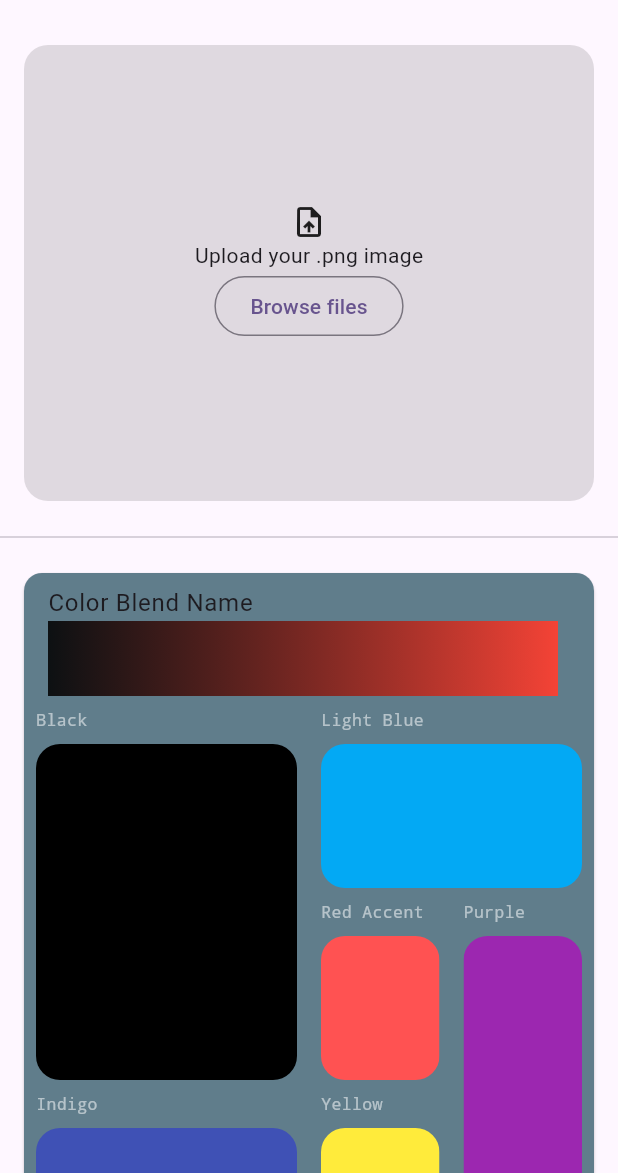
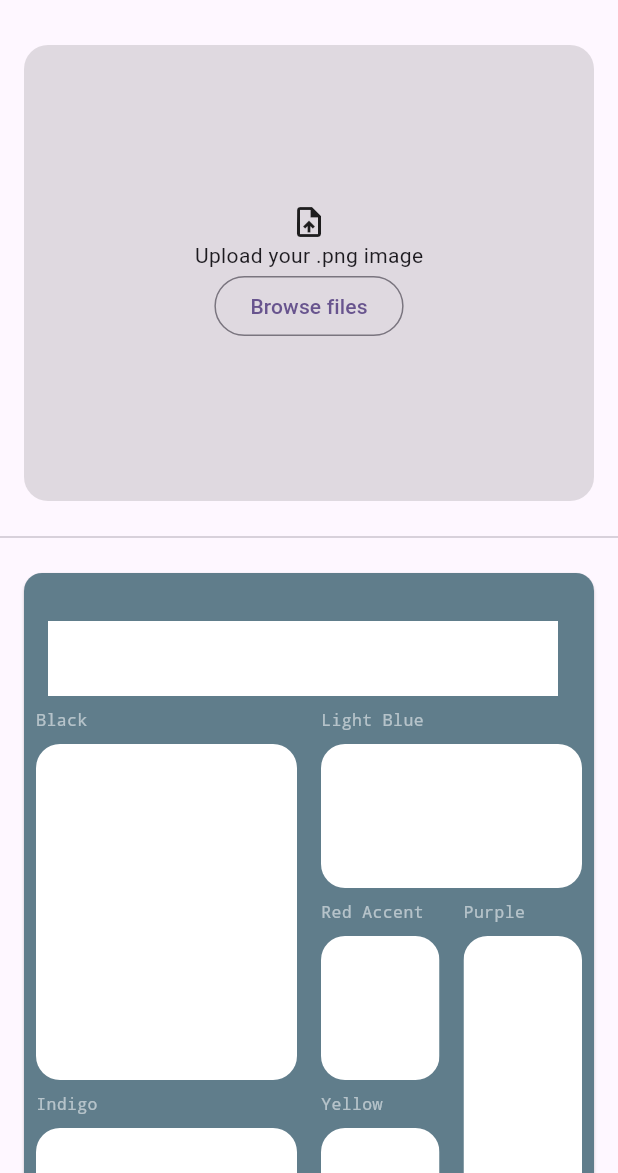
Before and after one commit to emmanuelCode/shade-craft, a Flutter app: the screen it shows after launch, after a tap on "Browse files", on a phone screen of 412 x 824 dp, the part 63-1236 px from its top. Run offline on Flutter 3.47's test engine with Material 3 defaults, Android fonts, the phone set to English and light mode, and no system bars; our stand-ins replace firebase_ai, firebase_core, flutter_riverpod, freezed_annotation, image_picker, riverpod_annotation; missing offline and left inert: gemini_nano_android; accounts and stored records are empty; generated files the repository leaves out were written again.

Commit message:
chore: completed the color palette ai request in the repository and link it with the view

```diff
--- a/lib/feature/generate_color/intent/color_palette_intent.dart
+++ b/lib/feature/generate_color/intent/color_palette_intent.dart
@@ -1,3 +1,4 @@
+import 'package:image_picker/image_picker.dart';
 import 'package:riverpod_annotation/riverpod_annotation.dart';
 import 'package:shade_craft/core/data/generative_ai_repository.dart';
 import 'package:shade_craft/feature/generate_color/view/color_palette_view_event.dart';
@@ -9,27 +10,36 @@ part 'color_palette_intent.g.dart';
 @riverpod
 class ColorPaletteIntentFactory extends _$ColorPaletteIntentFactory {
   late final GeminiRepository geminiRepository;
-
+  late final picker = ImagePicker();
 
   @override
-ColorPaletteEntity build() {
+  Future<ColorPaletteEntity> build() {
     geminiRepository = GeminiRepository();
-  return ColorPaletteEntity(
+    return Future.value(ColorPaletteEntity(
       name: '',
-    colors: ['#FFFFF'],
+      colors: [
+        '0xffffffff',
+        '0xffffffff',
+        '0xffffffff',
+        '0xffffffff',
+        '0xffffffff',
+        '0xffffffff',
+        '0xffffffff',
+      ],
       description: '',
-  );
+    ));
   }
 
-void toIntent( ColorPaletteViewEvent colorPaletteViewEvent){
+  void toIntent(ColorPaletteViewEvent colorPaletteViewEvent) async {
     switch (colorPaletteViewEvent) {
+      case PickImage():
+        final XFile? image = await picker.pickImage(
+          source: ImageSource.gallery,
+        );
+        final imageBytes = await image!.readAsBytes();
 
-    case PickImage():
-
+       state = await AsyncValue.guard(() => geminiRepository.getColorPalette(imageBytes));
+       // state = await geminiRepository.getColorPalette(imageBytes);
     }
-
-
   }
-
-
 }
--- a/lib/feature/generate_color/view/color_palette_screen.dart
+++ b/lib/feature/generate_color/view/color_palette_screen.dart
@@ -1,4 +1,8 @@
 import 'package:flutter/material.dart';
+import 'package:flutter_riverpod/flutter_riverpod.dart';
+import 'package:shade_craft/feature/generate_color/intent/color_palette_intent.dart';
+
+import 'color_palette_view_event.dart';
 
 class ColorPaletteScreen extends StatelessWidget {
   const ColorPaletteScreen({super.key});
@@ -16,13 +20,15 @@ class ColorPaletteScreen extends StatelessWidget {
   }
 }
 
-class ImageInput extends StatelessWidget {
+class ImageInput extends ConsumerWidget {
   const ImageInput({super.key});
 
   @override
-  Widget build(BuildContext context) {
+  Widget build(BuildContext context, WidgetRef ref) {
+        var action = ref.read(colorPaletteIntentFactoryProvider.notifier);
+
+
     return Container(
-      //padding: const EdgeInsets.all(16.0),
       margin: EdgeInsets.all(16.0),
       clipBehavior: Clip.antiAlias,
       decoration: BoxDecoration(
@@ -38,7 +44,9 @@ class ImageInput extends StatelessWidget {
           children: [
             Icon(Icons.upload_file),
             Text('Upload your .png image'),
-            OutlinedButton(onPressed: () {}, child: Text('Browse files')),
+            OutlinedButton(onPressed: () => action.toIntent(PickImage()) ,
+
+            child: Text('Browse files')),
           ],
         ),
       ),
@@ -46,39 +54,49 @@ class ImageInput extends StatelessWidget {
   }
 }
 
-class ColorsInfoCard extends StatelessWidget {
+class ColorsInfoCard extends ConsumerWidget {
   const ColorsInfoCard({super.key});
 
   @override
-  Widget build(BuildContext context) {
-    return Card(
+  Widget build(BuildContext context, WidgetRef ref) {
+    var state = ref.watch(colorPaletteIntentFactoryProvider);
+
+  return state.when(
+    loading: () => const Center(child: CircularProgressIndicator()),
+    error: (error, stackTrace) => Text(error.toString()),
+    data: (data) => Card(
       color: Colors.blueGrey,
       margin: EdgeInsets.all(16.0),
       child: Column(
         children: [
           ListTile(
-            title: Text('Color Blend Name'),
-
+            title: Text(data.name),
             subtitle: Container(
               height: 50,
               decoration: BoxDecoration(
                 gradient: LinearGradient(
                   begin: AlignmentGeometry.centerLeft,
                   end: AlignmentGeometry.centerRight,
-                  colors: [Colors.black87, Colors.red],
+                  colors: data.colors.map((color) => Color(int.parse(color))).toList(),
                 ),
               ),
             ),
           ),
-          ColorPalette(),
+          ColorPalette(colors: data.colors),
+
+          Text(data.description),
         ],
       ),
-    );
-  }
+    ),
+  );
+
+}
+
 }
 
 class ColorPalette extends StatelessWidget {
-  const ColorPalette({super.key});
+  final List<String> colors;
+  const ColorPalette({required this.colors, super.key});
 
   @override
   Widget build(BuildContext context) {
@@ -94,15 +112,15 @@ class ColorPalette extends StatelessWidget {
                 Expanded(
                   child: Column(
                     children: [
-                      Expanded(flex: 2, child: _Swatch(Colors.black, 'Black')),
-                      Expanded(child: _Swatch(Colors.indigo, 'Indigo')),
+                      Expanded(flex: 2, child: _Swatch(Color(int.parse(colors[0])), 'Black')),
+                      Expanded(child: _Swatch(Color(int.parse(colors[1])), 'Indigo')),
                     ],
                   ),
                 ),
                 Expanded(
                   child: Column(
                     children: [
-                      Expanded(child: _Swatch(Colors.lightBlue, 'Light Blue')),
+                      Expanded(child: _Swatch(Color(int.parse(colors[2])), 'Light Blue')),
                       Expanded(
                         flex: 2,
                         child: Row(
@@ -113,17 +131,17 @@ class ColorPalette extends StatelessWidget {
                                 children: [
                                   Expanded(
                                     child: _Swatch(
-                                      Colors.redAccent,
+                                      Color(int.parse(colors[3])),
                                       'Red Accent',
                                     ),
                                   ),
                                   Expanded(
-                                    child: _Swatch(Colors.yellow, 'Yellow'),
+                                    child: _Swatch( Color(int.parse(colors[4])), 'Yellow'),
                                   ),
                                 ],
                               ),
                             ),
-                            Expanded(child: _Swatch(Colors.purple, 'Purple')),
+                            Expanded(child: _Swatch( Color(int.parse(colors[5])), 'Purple')),
                           ],
                         ),
                       ),
@@ -133,7 +151,7 @@ class ColorPalette extends StatelessWidget {
               ],
             ),
           ),
-          Expanded(flex: 1, child: _Swatch(Colors.green, 'Green')),
+          Expanded(flex: 1, child: _Swatch( Color(int.parse(colors[6])), 'Green')),
         ],
       ),
     );
--- a/pubspec.yaml
+++ b/pubspec.yaml
@@ -100,3 +100,5 @@ flutter:
   #
   # For details regarding fonts from package dependencies,
   # see https://flutter.dev/to/font-from-package
+  assets:
+    - assets/INSTRUCTIONS.md
```
Also changed, not shown: lib/core/data/generative_ai_repository.dart (+42 -27 lines), lib/feature/generate_color/intent/color_palette_intent.g.dart, 2 other files. Lines whose indentation alone changed are shown as unchanged.
